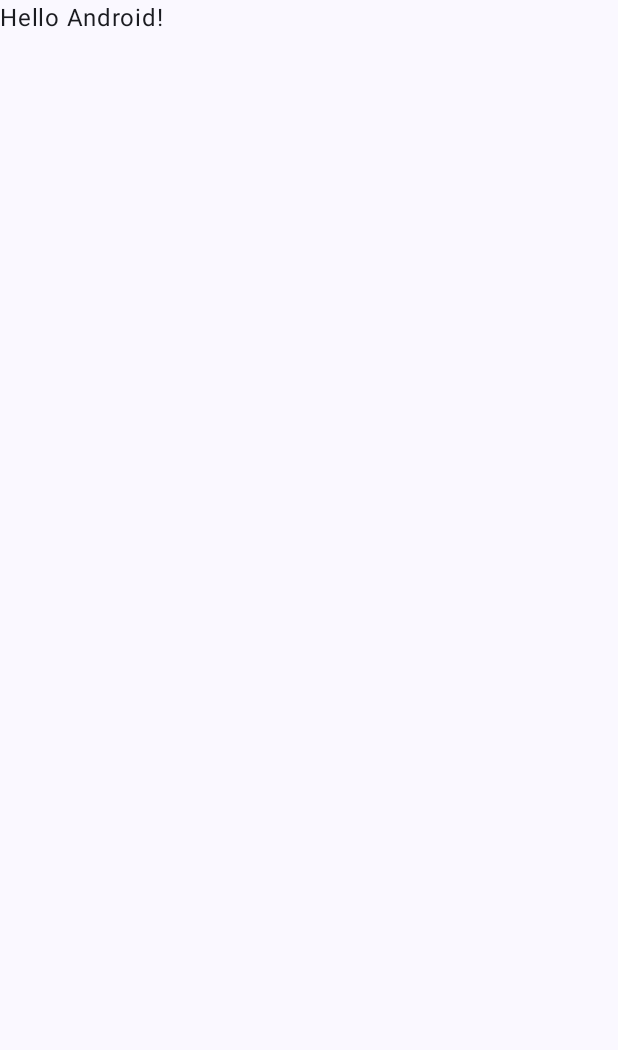
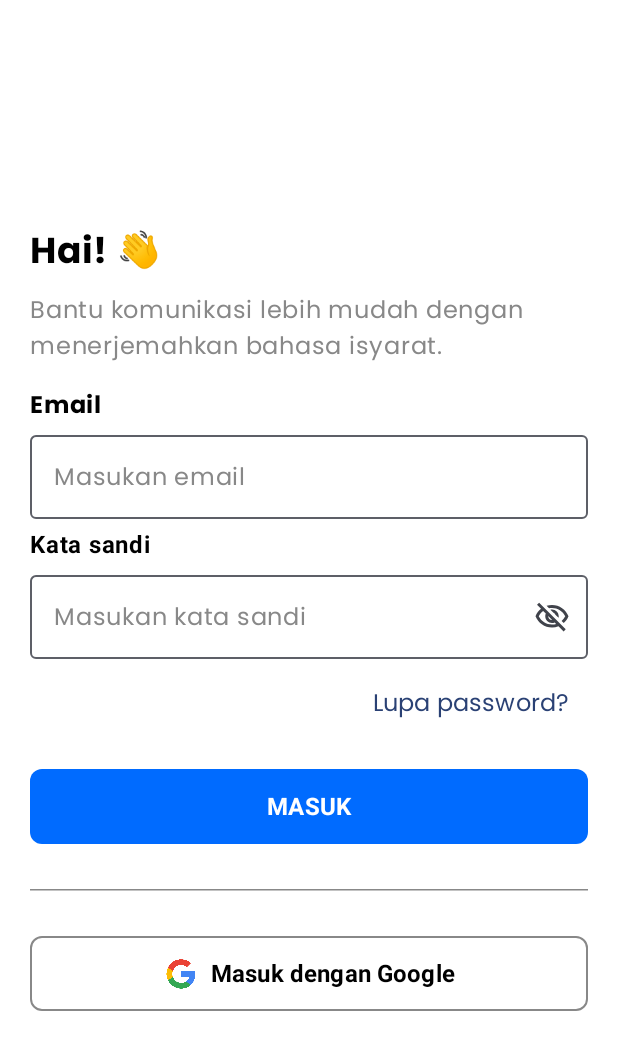
Before and after one commit to HandLips/HandLips, an Android app built with Jetpack Compose: the screen it shows after launch (MainActivity), on a phone screen of 412 x 824 dp. Before the commit the part shown is almost empty. Shown: the top 1050 px of the screen. Run offline under Robolectric (Android 15) with nearby library versions, the phone set to English and light mode, and no system bars.

Commit message:
feat: Login & Register UI

```diff
--- a/app/src/main/AndroidManifest.xml
+++ b/app/src/main/AndroidManifest.xml
@@ -13,6 +13,11 @@
         android:theme="@style/Theme.Handlips"
         tools:targetApi="31">
         <activity
+            android:name=".views.login.LoginActivity"
+            android:exported="false"
+            android:label="@string/title_activity_login"
+            android:theme="@style/Theme.Handlips" />
+        <activity
             android:name=".MainActivity"
             android:exported="true"
             android:label="@string/title_activity_main"
--- a/app/src/main/java/id/handlips/MainActivity.kt
+++ b/app/src/main/java/id/handlips/MainActivity.kt
@@ -3,45 +3,29 @@
 import android.os.Bundle
 import androidx.activity.ComponentActivity
 import androidx.activity.compose.setContent
-import androidx.activity.enableEdgeToEdge
-import androidx.compose.foundation.layout.fillMaxSize
-import androidx.compose.foundation.layout.padding
-import androidx.compose.material3.Scaffold
-import androidx.compose.material3.Text
 import androidx.compose.runtime.Composable
-import androidx.compose.ui.Modifier
 import androidx.compose.ui.tooling.preview.Preview
 import id.handlips.ui.theme.HandlipsTheme
+import id.handlips.views.login.LoginScreen
+import id.handlips.views.register.RegisterScreen
 
 class MainActivity : ComponentActivity() {
     override fun onCreate(savedInstanceState: Bundle?) {
         super.onCreate(savedInstanceState)
-        enableEdgeToEdge()
+
         setContent {
             HandlipsTheme {
-                Scaffold(modifier = Modifier.fillMaxSize()) { innerPadding ->
-                    Greeting(
-                        name = "Android",
-                        modifier = Modifier.padding(innerPadding)
-                    )
-                }
+                LoginScreen()
             }
         }
     }
 }
 
-@Composable
-fun Greeting(name: String, modifier: Modifier = Modifier) {
-    Text(
-        text = "Hello $name!",
-        modifier = modifier
-    )
-}
 
 @Preview(showBackground = true)
 @Composable
 fun GreetingPreview() {
     HandlipsTheme {
-        Greeting("Android")
+        RegisterScreen()
     }
 }
--- /dev/null
+++ b/app/src/main/java/id/handlips/component/button/GoogleButton.kt
@@ -0,0 +1,66 @@
+package id.handlips.component.button
+
+import androidx.compose.foundation.BorderStroke
+import androidx.compose.foundation.Image
+import androidx.compose.foundation.layout.Spacer
+import androidx.compose.foundation.layout.fillMaxWidth
+import androidx.compose.foundation.layout.height
+import androidx.compose.foundation.layout.padding
+import androidx.compose.foundation.layout.size
+import androidx.compose.foundation.layout.width
+import androidx.compose.material3.Button
+import androidx.compose.material3.ButtonColors
+import androidx.compose.material3.ButtonDefaults
+import androidx.compose.material3.OutlinedButton
+import androidx.compose.material3.Shapes
+import androidx.compose.material3.Text
+import androidx.compose.runtime.Composable
+import androidx.compose.ui.Modifier
+import androidx.compose.ui.graphics.Color
+import androidx.compose.ui.res.painterResource
+import androidx.compose.ui.text.font.FontWeight
+import androidx.compose.ui.unit.dp
+import androidx.compose.ui.unit.sp
+import id.handlips.R
+import id.handlips.ui.theme.Blue
+import id.handlips.ui.theme.White
+
+@Composable
+fun GoogleButton(
+    text: String,
+    onClick: () -> Unit,
+    enabled: Boolean = true,
+    buttonColors: ButtonColors = ButtonDefaults.buttonColors(
+        containerColor = White,
+        contentColor = Blue
+    )
+) {
+    OutlinedButton(
+        onClick = onClick,
+        modifier = Modifier
+            .fillMaxWidth()
+            .padding(top = 20.dp)
+            .height(50.dp),
+        colors = buttonColors,
+        enabled = enabled,
+        border = BorderStroke(1.dp, Color.Gray),
+        shape = Shapes().small
+    ) {
+        // Gambar Google
+        Image(
+            painter = painterResource(id = R.drawable.ic_google),
+            contentDescription = "Google Icon",
+            modifier = Modifier.size(24.dp)
+        )
+
+        Spacer(modifier = Modifier.width(8.dp))
+
+        Text(
+            text = text,
+            fontSize = 16.sp,
+            fontWeight = FontWeight.Bold,
+            color = Color.Black
+        )
+    }
+
+}
--- /dev/null
+++ b/app/src/main/java/id/handlips/component/button/LongButton.kt
@@ -0,0 +1,37 @@
+import androidx.compose.foundation.layout.fillMaxWidth
+import androidx.compose.foundation.layout.height
+import androidx.compose.foundation.layout.padding
+import androidx.compose.material3.*
+import androidx.compose.runtime.Composable
+import androidx.compose.ui.Modifier
+import androidx.compose.ui.text.font.FontWeight
+import androidx.compose.ui.unit.dp
+import androidx.compose.ui.unit.sp
+import id.handlips.ui.theme.Blue
+import id.handlips.ui.theme.White
+
+@Composable
+fun LongButton(
+    text: String,
+    onClick: () -> Unit,
+    enabled: Boolean = true,
+    buttonColors: ButtonColors = ButtonDefaults.buttonColors(
+        containerColor = Blue,
+        contentColor = White
+    )
+) {
+    Button(
+        onClick = onClick,
+        modifier = Modifier
+            .fillMaxWidth().padding(top = 20.dp).height(50.dp),
+        enabled = enabled,
+        colors = buttonColors,
+        shape = Shapes().small
+    ) {
+        Text(
+            text = text,
+            fontSize = 16.sp,
+            fontWeight = FontWeight.Bold
+        )
+    }
+}
--- /dev/null
+++ b/app/src/main/java/id/handlips/component/textfield/EmailTextField.kt
@@ -0,0 +1,60 @@
+package id.handlips.component.textfield
+
+import androidx.compose.foundation.layout.Column
+import androidx.compose.foundation.layout.fillMaxWidth
+import androidx.compose.foundation.layout.padding
+import androidx.compose.foundation.text.KeyboardOptions
+import androidx.compose.material3.MaterialTheme
+import androidx.compose.material3.OutlinedTextField
+import androidx.compose.material3.Text
+import androidx.compose.runtime.Composable
+import androidx.compose.runtime.getValue
+import androidx.compose.runtime.mutableStateOf
+import androidx.compose.runtime.remember
+import androidx.compose.runtime.setValue
+import androidx.compose.ui.Modifier
+import androidx.compose.ui.graphics.Color
+import androidx.compose.ui.text.font.FontWeight
+import androidx.compose.ui.text.input.KeyboardType
+import androidx.compose.ui.unit.dp
+import androidx.compose.ui.unit.sp
+import id.handlips.ui.theme.poppins
+
+@Composable
+fun EmailTextField(
+    title: String,
+    label: String,
+    value: String,
+    onValueChange: (String) -> Unit,
+) {
+    var isError by remember { mutableStateOf(false) }
+    Column(modifier = Modifier.padding(top = 15.dp)) {
+        Text(text = title, fontFamily = poppins, fontWeight = FontWeight.Bold, fontSize = 16.sp)
+
+        OutlinedTextField(
+            value = value,
+            onValueChange = { newValue ->
+                onValueChange(newValue)
+                isError = !isValidEmail(newValue)
+            },
+            isError = isError,
+            label = { Text(text = label, fontFamily = poppins, fontWeight = FontWeight.Normal, color = Color.Gray) },
+            modifier = Modifier.fillMaxWidth(),
+            keyboardOptions = KeyboardOptions(keyboardType = KeyboardType.Email)
+        )
+
+        if (isError) {
+            Text(
+                text = "Error, email tidak valid",
+                color = MaterialTheme.colorScheme.error,
+                fontFamily = poppins,
+                fontWeight = FontWeight.Normal,
+                modifier = Modifier.padding(start = 16.dp, top = 4.dp)
+            )
+        }
+    }
+}
+
+fun isValidEmail(email: String): Boolean {
+    return android.util.Patterns.EMAIL_ADDRESS.matcher(email).matches()
+}
--- /dev/null
+++ b/app/src/main/java/id/handlips/component/textfield/PasswordTextField.kt
@@ -0,0 +1,74 @@
+package id.handlips.component.textfield
+
+import androidx.compose.foundation.layout.*
+import androidx.compose.foundation.text.KeyboardOptions
+import androidx.compose.material3.*
+import androidx.compose.runtime.*
+import androidx.compose.ui.Modifier
+import androidx.compose.ui.graphics.Color
+import androidx.compose.ui.res.painterResource
+import androidx.compose.ui.text.font.FontWeight
+import androidx.compose.ui.text.input.KeyboardType
+import androidx.compose.ui.text.input.PasswordVisualTransformation
+import androidx.compose.ui.text.input.VisualTransformation
+import androidx.compose.ui.unit.dp
+import androidx.compose.ui.unit.sp
+import id.handlips.R
+import id.handlips.ui.theme.poppins
+
+@Composable
+fun PasswordTextField(
+    title: String,
+    label: String,
+    value: String,
+    onValueChange: (String) -> Unit,
+) {
+    var isPasswordVisible by remember { mutableStateOf(false) } // Mengatur visibility password
+    var isError by remember { mutableStateOf(false) }
+
+    Column(modifier = Modifier.padding(top = 5.dp)) {
+        Text(
+            text = title,
+            fontWeight = FontWeight.Bold,
+            fontSize = 16.sp,
+        )
+
+        OutlinedTextField(value = value,
+            onValueChange = { newValue ->
+                onValueChange(newValue)
+                isError = newValue.length < 8
+            },
+            isError = isError,
+            label = {
+                Text(
+                    text = label,
+                    fontFamily = poppins,
+                    fontWeight = FontWeight.Normal,
+                    color = Color.Gray
+                )
+            },
+            modifier = Modifier.fillMaxWidth(),
+            keyboardOptions = KeyboardOptions(keyboardType = KeyboardType.Password),
+            visualTransformation = if (isPasswordVisible) VisualTransformation.None else PasswordVisualTransformation(),
+            trailingIcon = {
+                val icon =
+                    if (isPasswordVisible) R.drawable.ic_visibility else R.drawable.ic_visibility_off
+                val description = if (isPasswordVisible) "Hide password" else "Show password"
+                IconButton(onClick = { isPasswordVisible = !isPasswordVisible }) {
+                    Icon(
+                        painter = painterResource(id = icon), contentDescription = description
+                    )
+                }
+            })
+
+        if (isError) {
+            Text(
+                text = "Error, Password minimal 8 karakter",
+                color = MaterialTheme.colorScheme.error,
+                fontFamily = poppins,
+                fontWeight = FontWeight.Normal,
+                modifier = Modifier.padding(start = 16.dp, top = 4.dp)
+            )
+        }
+    }
+}
--- a/app/src/main/java/id/handlips/ui/theme/Color.kt
+++ b/app/src/main/java/id/handlips/ui/theme/Color.kt
@@ -5,6 +5,8 @@
 val Purple80 = Color(0xFFD0BCFF)
 val PurpleGrey80 = Color(0xFFCCC2DC)
 val Pink80 = Color(0xFFEFB8C8)
+val Blue = Color(0xFF006BFF)
+val White = Color.White
 
 val Purple40 = Color(0xFF6650a4)
 val PurpleGrey40 = Color(0xFF625b71)
--- /dev/null
+++ b/app/src/main/java/id/handlips/ui/theme/Font.kt
@@ -0,0 +1,11 @@
+package id.handlips.ui.theme
+
+import androidx.compose.ui.text.font.Font
+import androidx.compose.ui.text.font.FontFamily
+import androidx.compose.ui.text.font.FontWeight
+import id.handlips.R
+
+val poppins = FontFamily(
+    Font(R.font.poppins_regular, FontWeight.Normal),
+    Font(R.font.poppins_bold, FontWeight.Bold)
+)
--- a/app/src/main/java/id/handlips/ui/theme/Theme.kt
+++ b/app/src/main/java/id/handlips/ui/theme/Theme.kt
@@ -18,7 +18,8 @@
 )
 
 private val LightColorScheme = lightColorScheme(
-    primary = Purple40,
+    primary = Blue,
+    onPrimary = White,
     secondary = PurpleGrey40,
     tertiary = Pink40
 
--- /dev/null
+++ b/app/src/main/java/id/handlips/views/login/LoginScreen.kt
@@ -0,0 +1,95 @@
+package id.handlips.views.login
+
+import LongButton
+import androidx.compose.foundation.layout.Arrangement
+import androidx.compose.foundation.layout.Column
+import androidx.compose.foundation.layout.Row
+import androidx.compose.foundation.layout.Spacer
+import androidx.compose.foundation.layout.fillMaxSize
+import androidx.compose.foundation.layout.fillMaxWidth
+import androidx.compose.foundation.layout.padding
+import androidx.compose.material3.HorizontalDivider
+import androidx.compose.material3.Text
+import androidx.compose.material3.TextButton
+import androidx.compose.runtime.Composable
+import androidx.compose.runtime.getValue
+import androidx.compose.runtime.mutableStateOf
+import androidx.compose.runtime.remember
+import androidx.compose.runtime.setValue
+import androidx.compose.ui.Alignment
+import androidx.compose.ui.Modifier
+import androidx.compose.ui.graphics.Color
+import androidx.compose.ui.text.font.FontWeight
+import androidx.compose.ui.unit.dp
+import androidx.compose.ui.unit.sp
+import id.handlips.component.button.GoogleButton
+import id.handlips.component.textfield.EmailTextField
+import id.handlips.component.textfield.PasswordTextField
+import id.handlips.ui.theme.poppins
+
+@Composable
+fun LoginScreen() {
+    var email by remember { mutableStateOf("") }
+    var password by remember { mutableStateOf("") }
+
+    Column(
+        modifier = Modifier
+            .fillMaxSize()
+            .padding(20.dp),
+        verticalArrangement = Arrangement.Center,
+        horizontalAlignment = Alignment.Start
+    ) {
+        Text(
+            text = "Hai! 👋",
+            fontFamily = poppins,
+            fontWeight = FontWeight.Bold,
+            fontSize = 24.sp,
+            modifier = Modifier.padding(bottom = 10.dp)
+        )
+        Text(
+            text = "Bantu komunikasi lebih mudah dengan menerjemahkan bahasa isyarat.",
+            fontFamily = poppins,
+            fontWeight = FontWeight.Normal,
+            fontSize = 16.sp,
+            color = Color.Gray
+        )
+        EmailTextField(
+            title = "Email",
+            label = "Masukan email",
+            value = email,
+            onValueChange = {
+                email = it
+            }
+        )
+        PasswordTextField(
+            title = "Kata sandi",
+            label = "Masukan kata sandi",
+            value = password,
+            onValueChange = { password = it }
+        )
+        Row(
+            modifier = Modifier.fillMaxWidth().padding(top = 5.dp),
+            horizontalArrangement = Arrangement.End
+        ) {
+            TextButton(
+                onClick = { /*TODO*/ },
+
+                ) {
+                Text(text = "Lupa password?", fontFamily = poppins, fontWeight = FontWeight.Normal, fontSize = 16.sp)
+            }
+        }
+        LongButton(
+            text = "MASUK",
+            onClick = {}
+        )
+        HorizontalDivider(Modifier.padding(top = 30.dp),
+            thickness = 1.dp,
+            color = Color.Gray
+        )
+        Spacer(Modifier.padding(top = 10.dp))
+        GoogleButton(
+            text = "Masuk dengan Google",
+            onClick = {}
+        )
+    }
+}
--- /dev/null
+++ b/app/src/main/res/drawable/ic_visibility.xml
@@ -0,0 +1,5 @@
+<vector xmlns:android="http://schemas.android.com/apk/res/android" android:height="24dp" android:tint="#606060" android:viewportHeight="24" android:viewportWidth="24" android:width="24dp">
+
+    <path android:fillColor="@android:color/white" android:pathData="M12,6c3.79,0 7.17,2.13 8.82,5.5C19.17,14.87 15.79,17 12,17s-7.17,-2.13 -8.82,-5.5C4.83,8.13 8.21,6 12,6m0,-2C7,4 2.73,7.11 1,11.5 2.73,15.89 7,19 12,19s9.27,-3.11 11,-7.5C21.27,7.11 17,4 12,4zM12,9c1.38,0 2.5,1.12 2.5,2.5S13.38,14 12,14s-2.5,-1.12 -2.5,-2.5S10.62,9 12,9m0,-2c-2.48,0 -4.5,2.02 -4.5,4.5S9.52,16 12,16s4.5,-2.02 4.5,-4.5S14.48,7 12,7z"/>
+
+</vector>
--- /dev/null
+++ b/app/src/main/res/drawable/ic_visibility_off.xml
@@ -0,0 +1,5 @@
+<vector xmlns:android="http://schemas.android.com/apk/res/android" android:height="24dp" android:tint="#606060" android:viewportHeight="24" android:viewportWidth="24" android:width="24dp">
+
+    <path android:fillColor="@android:color/white" android:pathData="M12,6c3.79,0 7.17,2.13 8.82,5.5 -0.59,1.22 -1.42,2.27 -2.41,3.12l1.41,1.41c1.39,-1.23 2.49,-2.77 3.18,-4.53C21.27,7.11 17,4 12,4c-1.27,0 -2.49,0.2 -3.64,0.57l1.65,1.65C10.66,6.09 11.32,6 12,6zM10.93,7.14L13,9.21c0.57,0.25 1.03,0.71 1.28,1.28l2.07,2.07c0.08,-0.34 0.14,-0.7 0.14,-1.07C16.5,9.01 14.48,7 12,7c-0.37,0 -0.72,0.05 -1.07,0.14zM2.01,3.87l2.68,2.68C3.06,7.83 1.77,9.53 1,11.5 2.73,15.89 7,19 12,19c1.52,0 2.98,-0.29 4.32,-0.82l3.42,3.42 1.41,-1.41L3.42,2.45 2.01,3.87zM9.51,11.37l2.61,2.61c-0.04,0.01 -0.08,0.02 -0.12,0.02 -1.38,0 -2.5,-1.12 -2.5,-2.5 0,-0.05 0.01,-0.08 0.01,-0.13zM6.11,7.97l1.75,1.75c-0.23,0.55 -0.36,1.15 -0.36,1.78 0,2.48 2.02,4.5 4.5,4.5 0.63,0 1.23,-0.13 1.77,-0.36l0.98,0.98c-0.88,0.24 -1.8,0.38 -2.75,0.38 -3.79,0 -7.17,-2.13 -8.82,-5.5 0.7,-1.43 1.72,-2.61 2.93,-3.53z"/>
+
+</vector>
--- a/app/src/main/res/values/strings.xml
+++ b/app/src/main/res/values/strings.xml
@@ -1,4 +1,5 @@
 <resources>
     <string name="app_name">handlips</string>
     <string name="title_activity_main">MainActivity</string>
+    <string name="title_activity_login">LoginActivity</string>
 </resources>
```
Also changed, not shown: app/build.gradle.kts (+13 -0 lines), app/src/main/java/id/handlips/component/textfield/GeneralTextField.kt (added, +40 -0 lines), app/src/main/java/id/handlips/views/forgot_password/ForgotPasswordScreen.kt (added, +8 -0 lines), app/src/main/java/id/handlips/views/register/RegisterScreen.kt (added, +93 -0 lines), app/src/main/res/drawable/ic_google.png (added), app/src/main/res/font/poppins_bold.ttf (added), app/src/main/res/font/poppins_regular.ttf (added).
